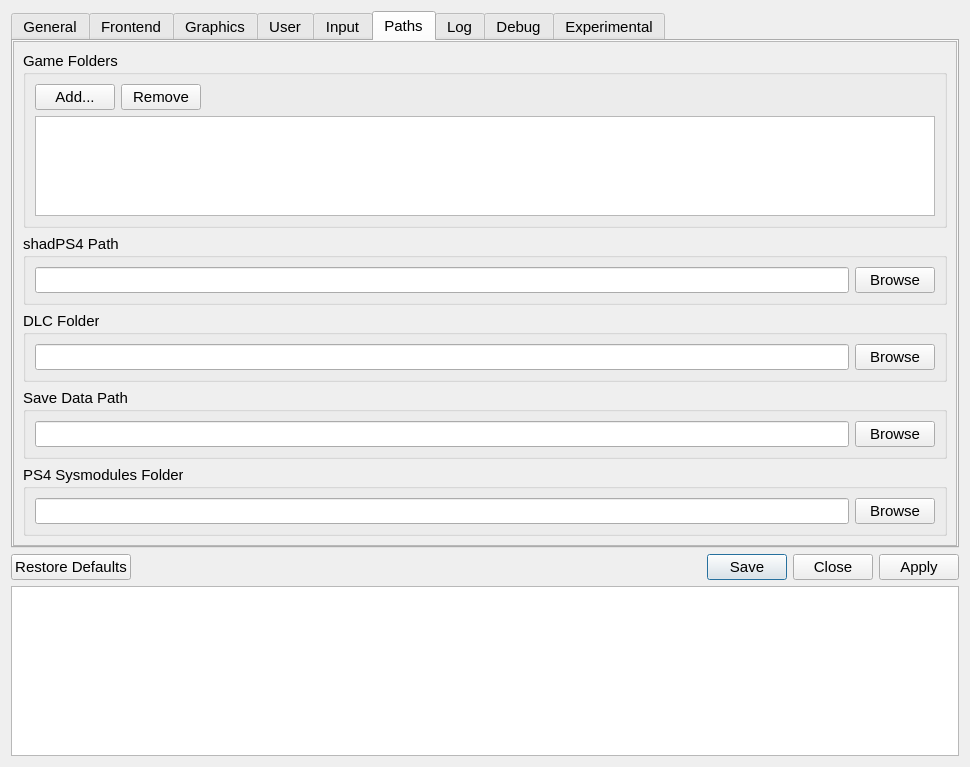
shadps4-emu/shadps4-qtlauncher, file src/qt_gui/settings_dialog.ui: the form before one commit.
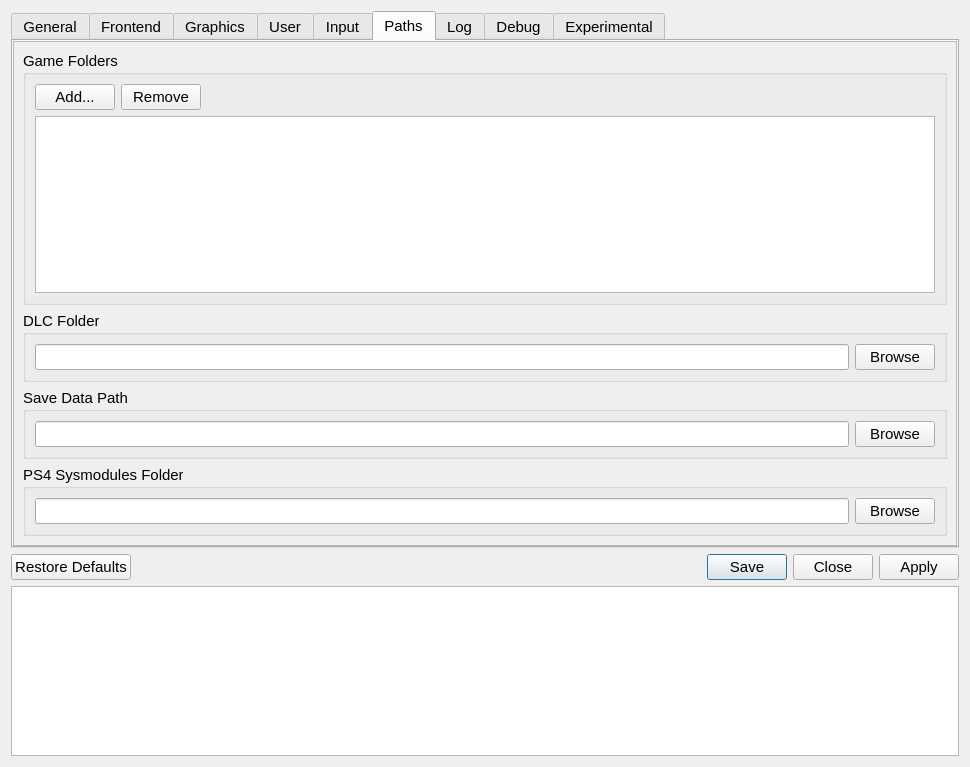
The form after the commit. Icons and pictures are not drawn.

```diff
--- a/src/qt_gui/settings_dialog.ui
+++ b/src/qt_gui/settings_dialog.ui
@@ -1998,39 +1998,6 @@
           </layout>
          </widget>
         </item>
-        <item>
-         <widget class="QGroupBox" name="shadps4GroupBox">
-          <property name="title">
-           <string>shadPS4 Path</string>
-          </property>
-          <layout class="QVBoxLayout" name="verticalLayout_shadps4">
-           <item>
-            <layout class="QHBoxLayout" name="horizontalLayout_shadps4">
-             <item>
-              <widget class="QLineEdit" name="currentShadPath">
-               <property name="sizePolicy">
-                <sizepolicy hsizetype="Expanding" vsizetype="Fixed">
-                 <horstretch>0</horstretch>
-                 <verstretch>0</verstretch>
-                </sizepolicy>
-               </property>
-               <property name="placeholderText">
-                <string/>
-               </property>
-              </widget>
-             </item>
-             <item>
-              <widget class="QPushButton" name="browse_shad_path">
-               <property name="text">
-                <string>Browse</string>
-               </property>
-              </widget>
-             </item>
-            </layout>
-           </item>
-          </layout>
-         </widget>
-        </item>
         <item>
          <widget class="QGroupBox" name="dlcFolderGroupBox_2">
           <property name="title">
```
Left out of the diff: 12 changed lines with no effect on the pictures.
